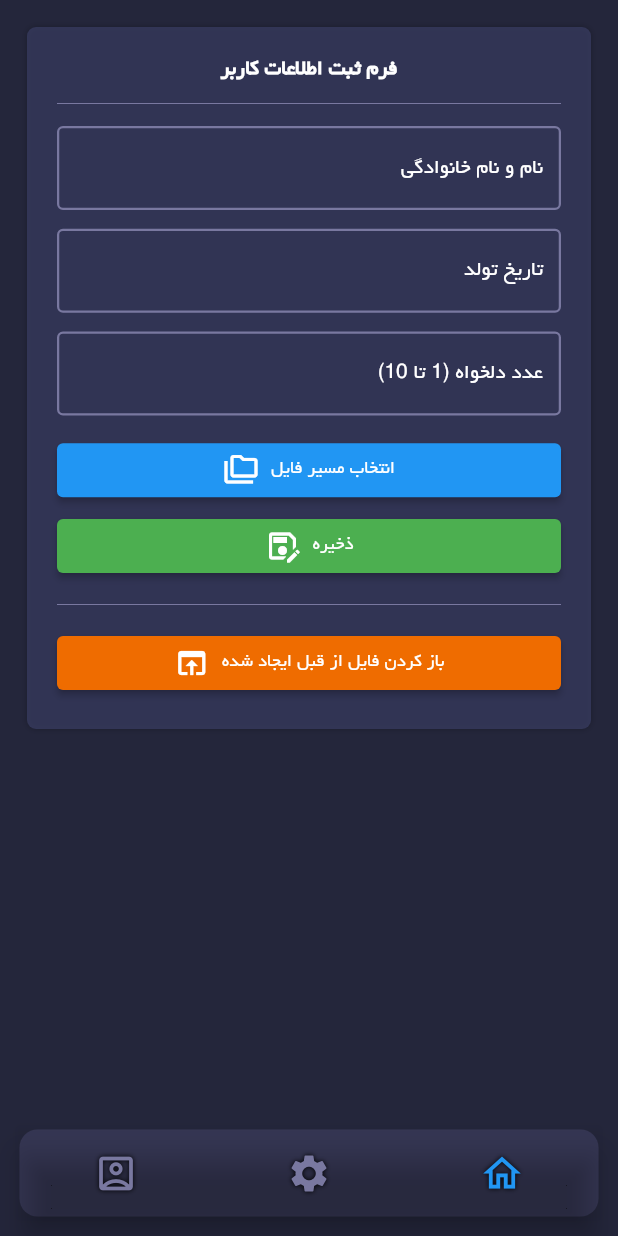
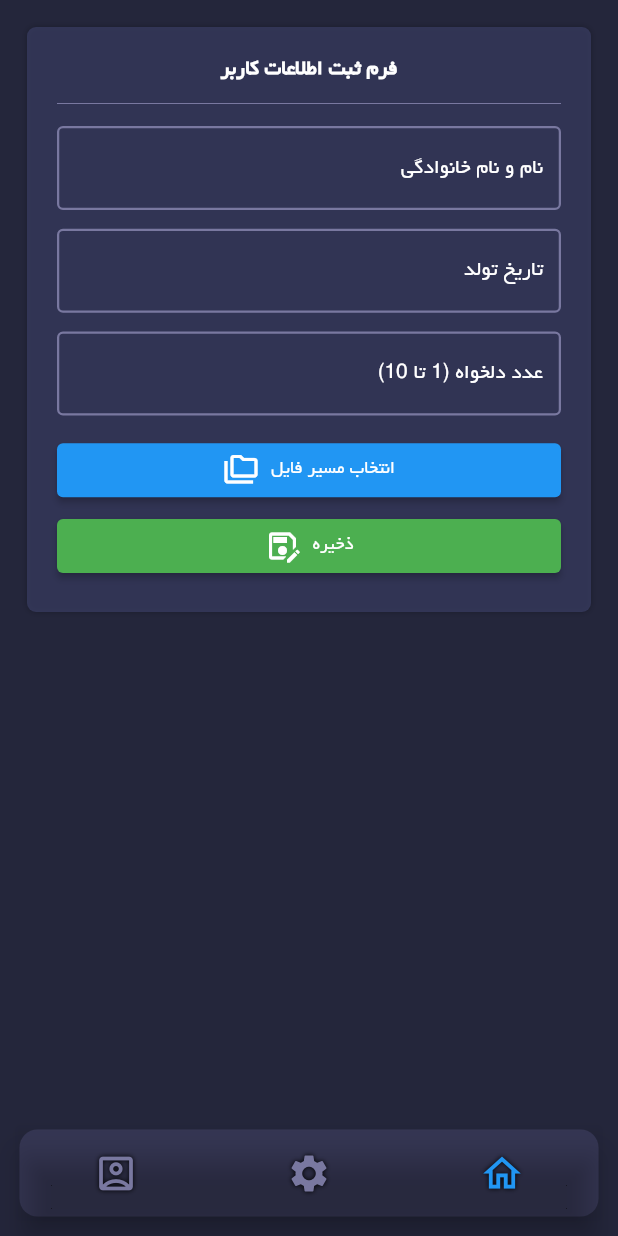
Before and after one commit to LegendisM/quiz, a Flutter app: the screen it shows after launch, on a phone screen of 412 x 824 dp. Run offline on Flutter 3.47's test engine with Material 2 defaults, Android fonts, the phone set to English and light mode, and no system bars; our stand-ins replace file_picker, flutter_local_notifications, geolocator, permission_handler, sensors_plus; missing offline and left inert: persian_datetime_picker.

Commit message:
remove load file from main form

```diff
--- a/lib/home/screens/form.dart
+++ b/lib/home/screens/form.dart
@@ -46,8 +46,6 @@ class FormState extends State<FormScreen> {
       }
     }
   }
-
-  void onFileLoad() async {}
 
   void onFileSave() async {
     if (inSaveProgress) return;
@@ -185,24 +183,6 @@ class FormState extends State<FormScreen> {
                 ],
               ),
             ),
-            const Divider(
-              height: 30,
-            ),
-            // * Selection Other File by Path button * //
-            ElevatedButton(
-              style: kButtonOrangeStyle,
-              onPressed: () async => onFileLoad(),
-              child: Row(
-                mainAxisAlignment: MainAxisAlignment.center,
-                children: const [
-                  Text("باز کردن فایل از قبل ایجاد شده"),
-                  SizedBox(
-                    width: 8,
-                  ),
-                  Icon(Icons.open_in_browser_outlined),
-                ],
-              ),
-            ),
           ],
         ),
       ),
```
